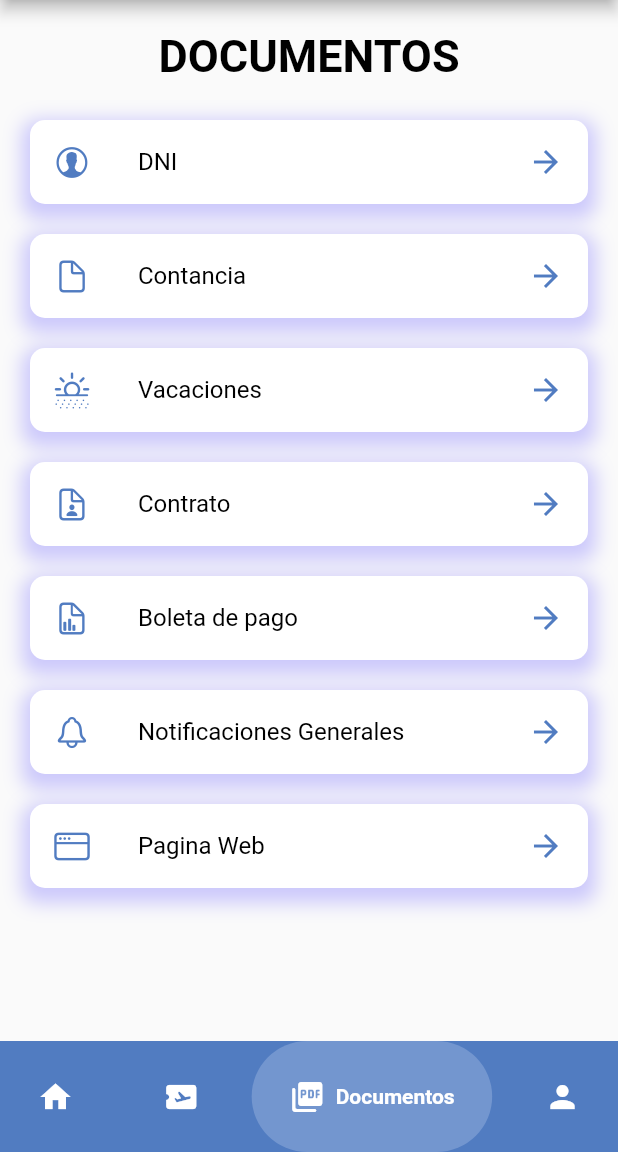
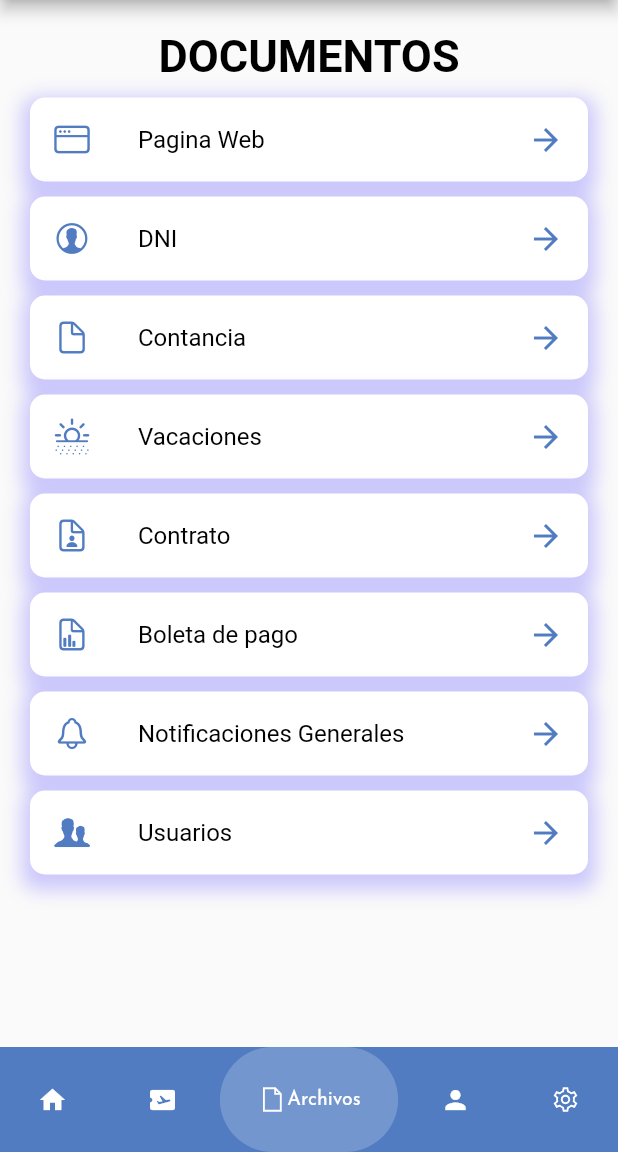
Before and after one commit to Avilanthony/NetgoRRHH, a Flutter app: the Dashboard screen opened directly, swiped to page 3, on a phone screen of 412 x 824 dp, the part 84-1236 px from its top. Run offline on Flutter 3.47's test engine with Material 2 defaults, Android fonts, the phone set to English and light mode, and no system bars; drawn by our look-alikes of google_nav_bar; our stand-ins replace google_fonts, line_awesome_flutter; missing offline and left inert: ticket_widget.

Commit message:
Arreglos en el navbar

```diff
--- a/lib/widgets/dashboard.dart
+++ b/lib/widgets/dashboard.dart
@@ -1,6 +1,7 @@
 import 'package:flutter/material.dart';
 import 'package:google_fonts/google_fonts.dart';
 import 'package:google_nav_bar/google_nav_bar.dart';
+import 'package:line_awesome_flutter/line_awesome_flutter.dart';
 import 'package:recursos_humanos_netgo/widgets/documentos.dart';
 import 'package:recursos_humanos_netgo/widgets/perfil_usuario.dart';
 import 'package:recursos_humanos_netgo/widgets/tickets.dart';
@@ -38,7 +39,7 @@ class _DashboardState extends State<Dashboard> {
         actions: [
           IconButton(
             icon: const Icon(
-              Icons.notifications, // Reemplaza con tu propio ícono de notificaciones
+              Icons.notifications,
               color: Colors.white,
               size: 30,
             ),
@@ -76,20 +77,20 @@ class _DashboardState extends State<Dashboard> {
                         ListTile(
                           title: Text(
                             '¡Hola Anthony!',
-                            style: Theme.of(context)
-                                .textTheme
-                                .headlineSmall
-                                ?.copyWith(color: Colors.white),
+                            style: GoogleFonts.josefinSans(
+                                fontSize: 20,
+                                fontWeight: FontWeight.bold,
+                                color: Colors.white),
                           ),
                           subtitle: Text(
                             'Bienvenido',
-                            style: Theme.of(context)
-                                .textTheme
-                                .headlineMedium
-                                ?.copyWith(color: Colors.white),
+                            style: GoogleFonts.josefinSans(
+                                fontSize: 30,
+                                fontWeight: FontWeight.bold,
+                                color: Colors.white),
                           ),
                           trailing: const CircleAvatar(
-                            backgroundColor: Color.fromARGB(255, 255, 255, 255),
+                            backgroundColor: Colors.white,
                             radius: 30,
                             child: CircleAvatar(
                               backgroundImage:
@@ -122,14 +123,22 @@ class _DashboardState extends State<Dashboard> {
           const TicketsPage(),
           const Documentos(),
           const PerfilUsuario(),
+          const TicketsPage(),
         ],
       ),
-      bottomNavigationBar: GNav(
+      bottomNavigationBar: Container(
+        height: 70,
+        decoration: const BoxDecoration(
+          color: Color.fromARGB(255, 81, 124, 193),
+        ),
+        child: GNav(
           backgroundColor: const Color.fromARGB(255, 81, 124, 193),
           color: Colors.white,
           activeColor: const Color.fromARGB(255, 255, 255, 255),
           tabBackgroundColor: const Color.fromARGB(255, 115, 150, 207),
-        gap: 7,
+          gap: 0,
+          iconSize: 20,
+          textStyle: GoogleFonts.josefinSans(fontSize: 13, color: Colors.white),
           selectedIndex: _currentIndex,
           onTabChange: (index) {
             setState(() {
@@ -149,14 +158,19 @@ class _DashboardState extends State<Dashboard> {
               text: 'Ticket',
             ),
             GButton(
-            icon: Icons.picture_as_pdf_rounded,
-            text: 'Documentos',
+              icon: LineAwesomeIcons.file,
+              text: 'Archivos',
             ),
             GButton(
               icon: Icons.person,
               text: 'Perfil',
             ),
+            GButton(
+              icon: LineAwesomeIcons.cog,
+              text: 'Ajustes',
+            ),
           ],
+        ),
       ),
     );
   }
--- a/lib/widgets/documentos.dart
+++ b/lib/widgets/documentos.dart
@@ -10,7 +10,6 @@ class Documentos extends StatelessWidget {
 
   @override
   Widget build(BuildContext context) {
-    //var isDark = MediaQuery.of(context).platformBrightness == Brightness.dark;
 
     return Scaffold(
       body: Padding(
@@ -24,20 +23,22 @@ class Documentos extends StatelessWidget {
                   fontWeight: FontWeight.bold,
                   color: const Color.fromARGB(255, 0, 0, 0)),
             ),
-            const SizedBox(height: 25),
+            const SizedBox(height: 10),
+            itemPerfil('Pagina Web', '', CupertinoIcons.macwindow, 'https://netgogroup.com/'),
+            const SizedBox(height: 10),
             itemPerfil('DNI', '', CupertinoIcons.person_alt_circle, ""),
-            const SizedBox(height: 20),
+            const SizedBox(height: 10),
             itemPerfil('Contancia', '', CupertinoIcons.doc, ""),
-            const SizedBox(height: 20),
+            const SizedBox(height: 10),
             itemPerfil('Vacaciones', '', CupertinoIcons.sun_dust, ""),
-            const SizedBox(height: 20),
+            const SizedBox(height: 10),
             itemPerfil('Contrato', '', CupertinoIcons.doc_person, ""),
-            const SizedBox(height: 20),
+            const SizedBox(height: 10),
             itemPerfil('Boleta de pago', '', CupertinoIcons.doc_chart, ""),
-            const SizedBox(height: 20),
+            const SizedBox(height: 10),
             itemPerfil('Notificaciones Generales', '', CupertinoIcons.bell, ""),
-            const SizedBox(height: 20),
-            itemPerfil('Pagina Web', '', CupertinoIcons.macwindow, 'https://netgogroup.com/'),
+            const SizedBox(height: 10),
+            itemPerfil('Usuarios', '', CupertinoIcons.person_2_alt, ""),
           ],
         ),
       ),
```
Lines whose indentation alone changed are shown as unchanged.
